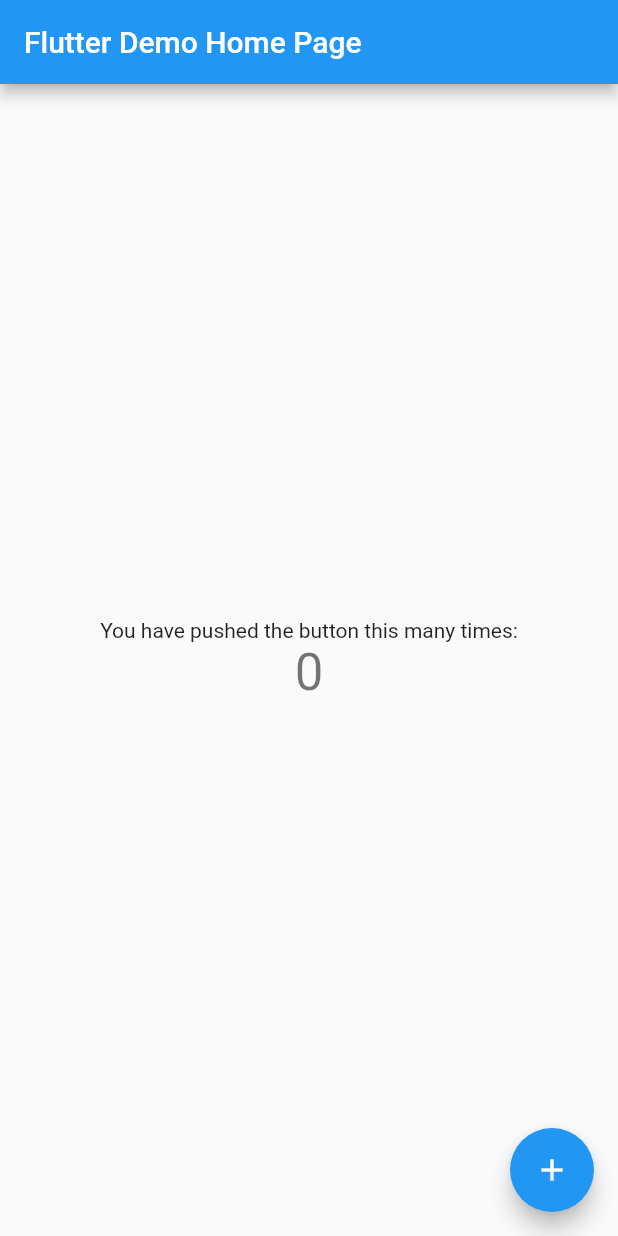
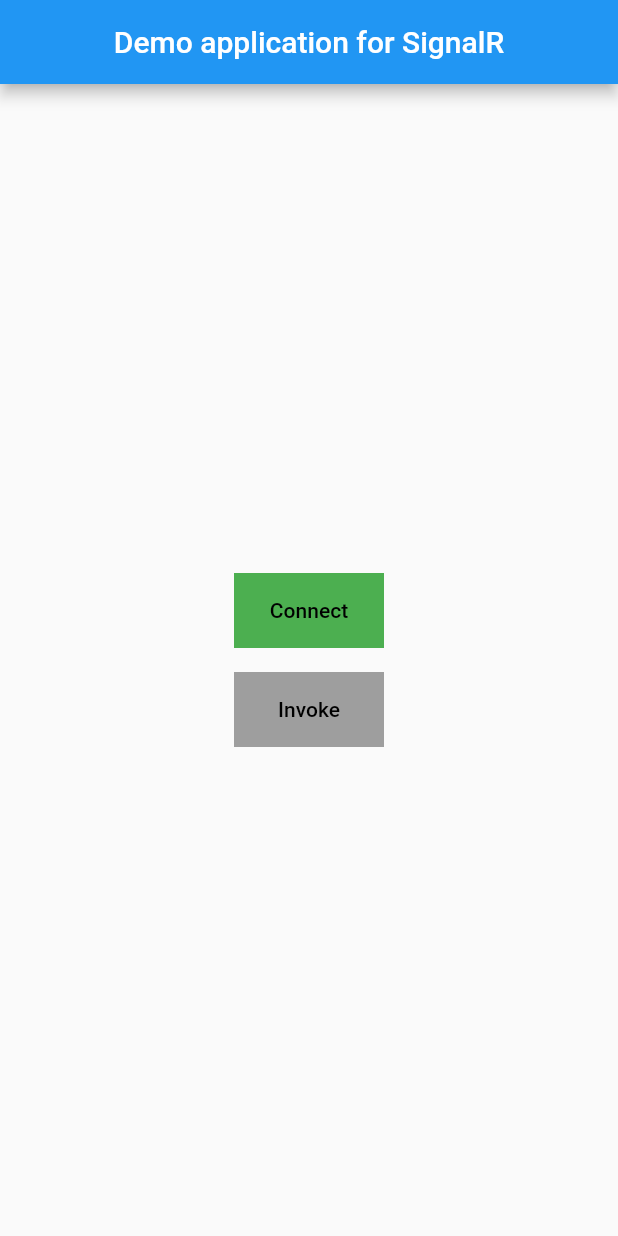
Before and after one commit to ruslandavudov/signal_r_exmaple, a Flutter app: the screen it shows after launch, on a phone screen of 412 x 824 dp. Run offline on Flutter 3.47's test engine with Material 2 defaults, Android fonts, the phone set to English and light mode, and no system bars; missing offline and left inert: signalr_core.

Commit message:
for a signalr_core.dart package

```diff
--- a/signal_r_example/lib/main.dart
+++ b/signal_r_example/lib/main.dart
@@ -1,10 +1,8 @@
 import 'package:flutter/material.dart';
+import 'package:signalr_core/signalr_core.dart';
 
-
-// import 'dart:io';
-// import 'package:signalr_core/signalr_core.dart';
-import 'package:logging/logging.dart';
-import 'package:signalr_netcore/signalr_client.dart';
+// import 'package:logging/logging.dart';
+// import 'package:signalr_netcore/signalr_client.dart';
 
 void main() {
   runApp(const MyApp());
@@ -16,11 +14,11 @@ class MyApp extends StatelessWidget {
   @override
   Widget build(BuildContext context) {
     return MaterialApp(
-      title: 'Flutter Demo',
+      title: 'Demo application for SignalR',
       theme: ThemeData(
         primarySwatch: Colors.blue,
       ),
-      home: const MyHomePage(title: 'Flutter Demo Home Page'),
+      home: const MyHomePage(title: 'Demo application for SignalR'),
     );
   }
 }
@@ -35,47 +33,50 @@ class MyHomePage extends StatefulWidget {
 }
 
 class _MyHomePageState extends State<MyHomePage> {
-  int _counter = 0;
+  final _url = 'https://app.vmireapp.ru/online?id=IlvhIPnBEwoYe1XS0T0YTw';
 
-  final _url = 'https://app.vmireapp.ru';
+  late HubConnection hubConnection;
+  late bool _isConnected;
 
-  Future<void> _incrementCounter() async {
+  @override
+  void initState() {
+    _isConnected = false;
+    hubConnection = HubConnectionBuilder()
+        .withUrl(
+            _url,
+            HttpConnectionOptions(
+              logMessageContent: true,
+              logging: (level, message) {
+                print(message);
+              },
+            ))
+        .build();
 
-    Logger.root.level = Level.ALL;
-
-    Logger.root.onRecord.listen((LogRecord rec) {
-      print('${rec.level.name}: ${rec.time}: ${rec.message}');
+    hubConnection.on('ServerReply', (message) {
+      print(message.toString());
     });
 
-    final hubProtLogger = Logger("SignalR - hub");
-
-    final transportProtLogger = Logger("SignalR - transport");
-
-    final connectionOptions = HttpConnectionOptions();
-    final httpOptions = HttpConnectionOptions(logger: transportProtLogger);
-
-    final hubConnection = HubConnectionBuilder().withUrl(_url, options: httpOptions).configureLogging(hubProtLogger).build();
-
-    // hubConnection.onclose((error) => print("Connection Closed"));
-    hubConnection.onclose(_onClose);
-
-    await hubConnection.start();
-    // final connection = HubConnectionBuilder().withUrl('https://app.vmireapp.ru',
-    //     HttpConnectionOptions(
-    //       logging: (level, message) => print(message),
-    //     )).build();
-    //
-    // await connection.start();
-    //
-    // connection.on('ReceiveMessage', (message) {
-    //   print(message.toString());
-    // });
-    //
-    // await connection.invoke('SendMessage', args: ['Bob', 'Says hi!']);
+    super.initState();
   }
 
-  void _onClose({Exception? error}) {
-    print("Connection Closed");
+  Future<void> _disconnect() async {
+    await hubConnection.stop().then((result) async {
+      setState(() {
+        _isConnected = hubConnection.state == HubConnectionState.connected;
+      });
+    });
+  }
+
+  Future<void> _connect() async {
+    await hubConnection.start()?.then((result) async {
+      setState(() {
+        _isConnected = hubConnection.state == HubConnectionState.connected;
+      });
+    });
+  }
+
+  Future<void> _invoke() async {
+    await hubConnection.invoke('Register', args: ['79001112233']);
   }
 
   @override
@@ -83,26 +84,44 @@ class _MyHomePageState extends State<MyHomePage> {
     return Scaffold(
       appBar: AppBar(
         title: Text(widget.title),
+        centerTitle: true,
       ),
       body: Center(
         child: Column(
           mainAxisAlignment: MainAxisAlignment.center,
           children: <Widget>[
-            const Text(
-              'You have pushed the button this many times:',
+            TextButton(
+              onPressed: () async =>
+                  _isConnected ? await _disconnect() : await _connect(),
+              child: Container(
+                width: 100,
+                height: 50,
+                color: _isConnected ? Colors.blue : Colors.green,
+                child: Center(
+                  child: Text(
+                    _isConnected ? 'Disconnect' : 'Connect',
+                    style: const TextStyle(color: Colors.black),
+                  ),
+                ),
+              ),
             ),
-            Text(
-              '$_counter',
-              style: Theme.of(context).textTheme.headline4,
+            TextButton(
+              onPressed: () async => _isConnected ? await _invoke() : null,
+              child: Container(
+                width: 100,
+                height: 50,
+                color: Colors.grey,
+                child: const Center(
+                  child: Text(
+                    'Invoke',
+                    style: TextStyle(color: Colors.black),
+                  ),
+                ),
+              ),
             ),
           ],
         ),
       ),
-      floatingActionButton: FloatingActionButton(
-        onPressed: _incrementCounter,
-        tooltip: 'Increment',
-        child: const Icon(Icons.add),
-      ),
     );
   }
 }
--- a/signal_r_example/pubspec.yaml
+++ b/signal_r_example/pubspec.yaml
@@ -29,8 +29,8 @@ environment:
 dependencies:
   flutter:
     sdk: flutter
-#  signalr_core: ^1.1.1
-  signalr_netcore: ^1.3.0
+  signalr_core: ^1.1.1
+#  signalr_netcore: ^1.3.0
 
   # The following adds the Cupertino Icons font to your application.
   # Use with the CupertinoIcons class for iOS style icons.
```
